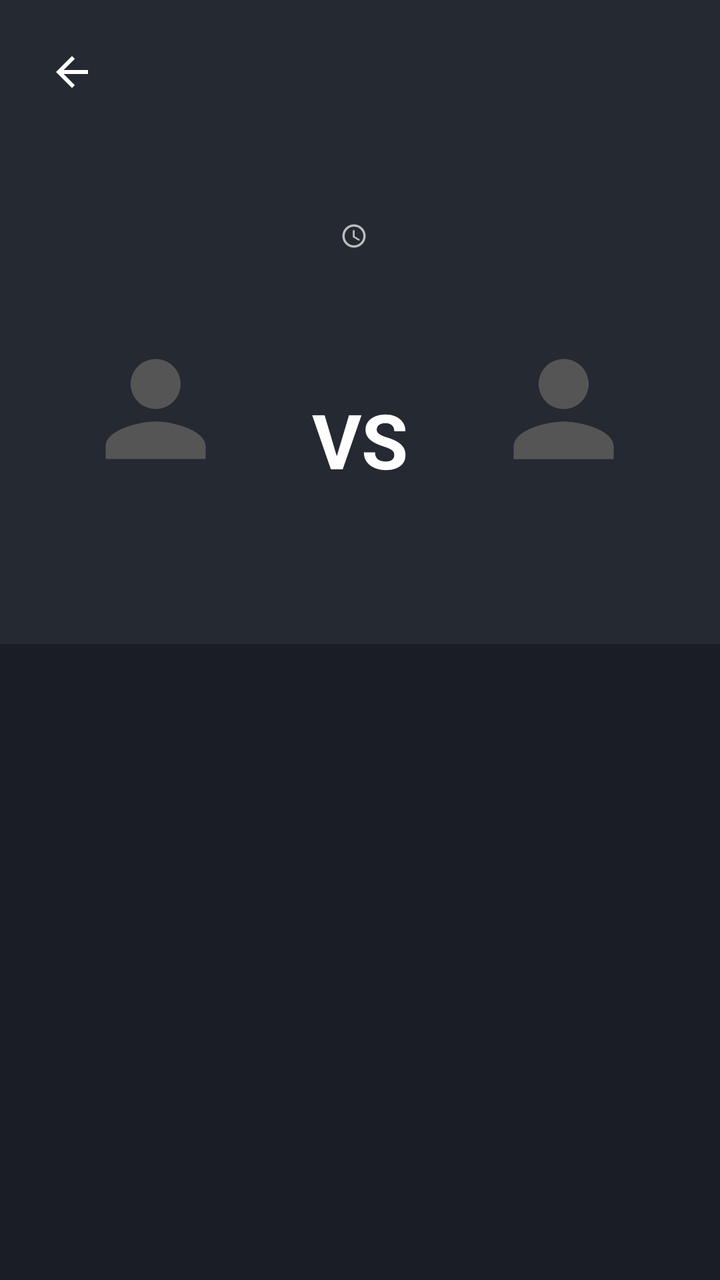
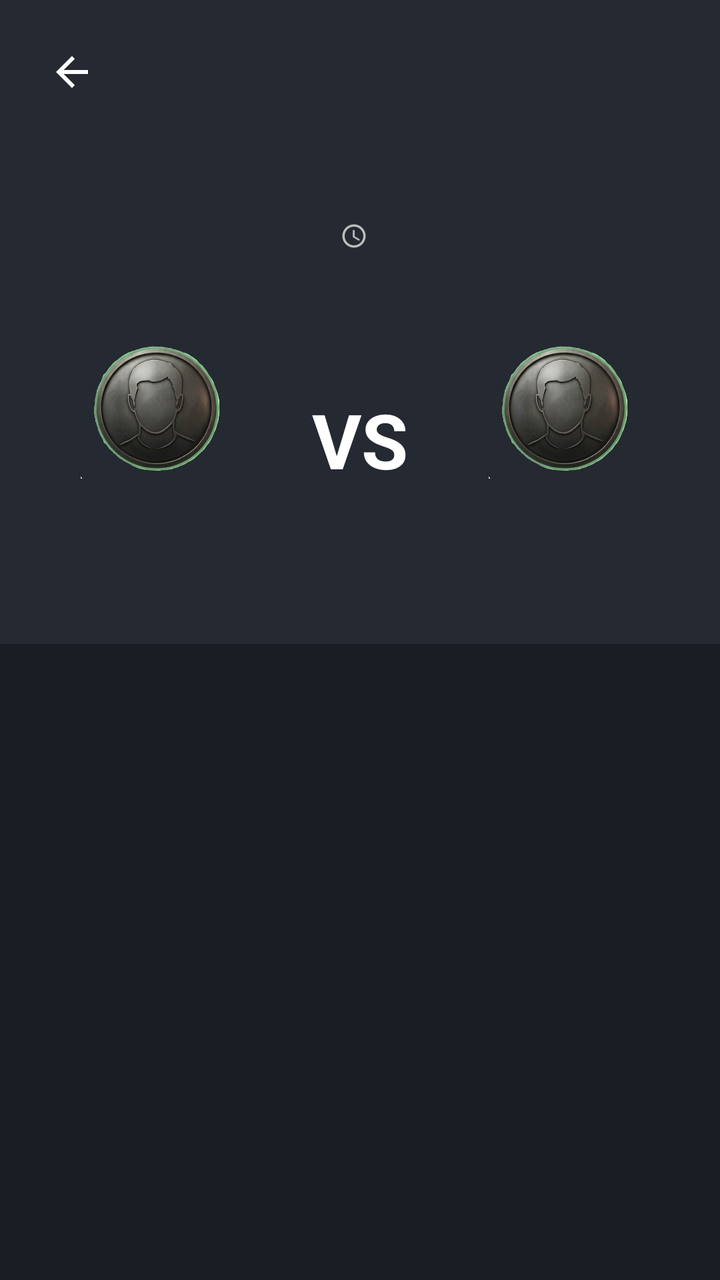

Before-and-after screenshots of an Android layout around one commit, followed by the original layout XML and the change that was made.
<!-- AndroidManifest.xml: activity theme Theme.AppCompat.NoActionBar -->
<!-- res/layout/activity_match_detail.xml -->
<?xml version="1.0" encoding="utf-8"?>
<LinearLayout xmlns:android="http://schemas.android.com/apk/res/android"
    xmlns:app="http://schemas.android.com/apk/res-auto"
    android:layout_width="match_parent"
    android:layout_height="match_parent"
    android:background="#1A1D23"
    android:orientation="vertical">

    <LinearLayout
        android:layout_width="match_parent"
        android:layout_height="wrap_content"
        android:background="#252932"
        android:orientation="vertical"
        android:padding="16dp">

        <RelativeLayout
            android:layout_width="match_parent"
            android:layout_height="wrap_content">
            
            <ImageButton
                android:id="@+id/btnBack"
                android:layout_width="40dp"
                android:layout_height="40dp"
                android:background="?attr/selectableItemBackgroundBorderless"
                android:src="@drawable/ic_arrow_back"
                android:contentDescription="Назад"
                app:tint="#FFFFFF" />

            <TextView
                android:id="@+id/tvDetailLeague"
                android:layout_width="wrap_content"
                android:layout_height="wrap_content"
                android:layout_centerInParent="true"
                android:textColor="#BCBCBC"
                android:textSize="14sp"
                android:textStyle="bold"
                android:textAllCaps="true" />
        </RelativeLayout>

        <TextView
            android:id="@+id/tvStageName"
            android:layout_width="match_parent"
            android:layout_height="wrap_content"
            android:gravity="center"
            android:layout_marginTop="4dp"
            android:textColor="#E30613"
            android:textSize="12sp"
            android:textStyle="bold" />

        <TextView
            android:id="@+id/tvDetailStadium"
            android:layout_width="match_parent"
            android:layout_height="wrap_content"
            android:gravity="center"
            android:layout_marginTop="12dp"
            android:textColor="#FFFFFF"
            android:textSize="13sp"
            android:textStyle="bold" />

        <LinearLayout
            android:id="@+id/layoutTimeContainer"
            android:layout_width="wrap_content"
            android:layout_height="wrap_content"
            android:layout_gravity="center"
            android:orientation="horizontal"
            android:gravity="center_vertical"
            android:layout_marginTop="4dp">

            <ImageView
                android:layout_width="14dp"
                android:layout_height="14dp"
                android:src="@drawable/ic_time"
                app:tint="#808080"
                android:layout_marginEnd="6dp"/>

            <TextView
                android:id="@+id/tvDetailDateTime"
                android:layout_width="wrap_content"
                android:layout_height="wrap_content"
                android:textColor="#808080"
                android:textSize="12sp" />
        </LinearLayout>

        <TextView
            android:id="@+id/tvDetailReferee"
            android:layout_width="match_parent"
            android:layout_height="wrap_content"
            android:gravity="center"
            android:layout_marginTop="6dp"
            android:textColor="#BDBDBD"
            android:textSize="11sp"
            android:textStyle="italic" />

        <LinearLayout
            android:layout_width="match_parent"
            android:layout_height="wrap_content"
            android:gravity="center"
            android:layout_marginTop="20dp"
            android:orientation="horizontal">

            <LinearLayout 
                android:layout_width="0dp" 
                android:layout_height="wrap_content" 
                android:layout_weight="1" 
                android:gravity="center" 
                android:orientation="vertical">
                
                <ImageView 
                    android:id="@+id/ivDetailLogo1" 
                    android:layout_width="75dp" 
                    android:layout_height="75dp" 
                    android:scaleType="fitCenter"
                    android:src="@drawable/ic_player_placeholder"/>
                    
                <TextView 
                    android:id="@+id/tvDetailTeam1" 
                    android:layout_width="wrap_content" 
                    android:layout_height="wrap_content" 
                    android:textColor="#FFFFFF" 
                    android:textStyle="bold" 
                    android:gravity="center" 
                    android:layout_marginTop="10dp"
                    android:textSize="15sp"
                    android:maxLines="2"
                    android:ellipsize="end"/>
            </LinearLayout>

            <TextView 
                android:id="@+id/tvDetailScore" 
                android:layout_width="wrap_content" 
                android:layout_height="wrap_content" 
                android:textColor="#FFFFFF" 
                android:textSize="38sp" 
                android:textStyle="bold" 
                android:layout_marginHorizontal="16dp"
                android:text="VS" />

            <LinearLayout 
                android:layout_width="0dp" 
                android:layout_height="wrap_content" 
                android:layout_weight="1" 
                android:gravity="center" 
                android:orientation="vertical">
                
                <ImageView 
                    android:id="@+id/ivDetailLogo2" 
                    android:layout_width="75dp" 
                    android:layout_height="75dp" 
                    android:scaleType="fitCenter"
                    android:src="@drawable/ic_player_placeholder"/>
                    
                <TextView 
                    android:id="@+id/tvDetailTeam2" 
                    android:layout_width="wrap_content" 
                    android:layout_height="wrap_content" 
                    android:textColor="#FFFFFF" 
                    android:textStyle="bold" 
                    android:gravity="center" 
                    android:layout_marginTop="10dp"
                    android:textSize="15sp"
                    android:maxLines="2"
                    android:ellipsize="end"/>
            </LinearLayout>
        </LinearLayout>

        <TextView
            android:id="@+id/tvScorers"
            android:layout_width="match_parent"
            android:layout_height="wrap_content"
            android:layout_marginTop="16dp"
            android:gravity="center"
            android:textColor="#CCCCCC"
            android:textSize="13sp" />
    </LinearLayout>

    <com.google.android.material.tabs.TabLayout
        android:id="@+id/detailTabs"
        android:layout_width="match_parent"
        android:layout_height="wrap_content"
        android:background="#1A1D23"
        app:tabIndicatorHeight="3dp"
        app:tabTextColor="#808080"
        app:tabSelectedTextColor="#FFFFFF"
        app:tabIndicatorColor="#E30613" />

    <androidx.viewpager2.widget.ViewPager2
        android:id="@+id/detailViewPager"
        android:layout_width="match_parent"
        android:layout_height="0dp"
        android:layout_weight="1" />

</LinearLayout>
<!-- resources referenced by this layout -->
<resources>
  <!-- drawable ic_arrow_back (drawable) -->
  <vector xmlns:android="http://schemas.android.com/apk/res/android"
      android:width="24dp"
      android:height="24dp"
      android:viewportWidth="24"
      android:viewportHeight="24"
      android:tint="#FFFFFF"> <path
          android:fillColor="@android:color/white"
          android:pathData="M20,11H7.83l5.59,-5.59L12,4l-8,8 8,8 1.41,-1.41L7.83,13H20v-2z"/>
  </vector>
  <!-- drawable ic_player_placeholder (drawable) -->
  <vector xmlns:android="http://schemas.android.com/apk/res/android"
      android:width="24dp"
      android:height="24dp"
      android:viewportWidth="24"
      android:viewportHeight="24">
      <path
          android:fillColor="#555555"
          android:pathData="M12,12c2.21,0 4,-1.79 4,-4s-1.79,-4 -4,-4 -4,1.79 -4,4 1.79,4 4,4zM12,14c-2.67,0 -8,1.34 -8,4v2h16v-2c0,-2.66 -5.33,-4 -8,-4z"/>
  </vector>
  <!-- drawable ic_time (drawable) -->
  <vector xmlns:android="http://schemas.android.com/apk/res/android"
      android:width="24dp"
      android:height="24dp"
      android:viewportWidth="24"
      android:viewportHeight="24"
      android:tint="#BCBCBC">
    <path
        android:fillColor="@android:color/white"
        android:pathData="M11.99,2C6.47,2 2,6.48 2,12s4.47,10 9.99,10C17.52,22 22,17.52 22,12S17.52,2 11.99,2zM12,20c-4.42,0 -8,-3.58 -8,-8s3.58,-8 8,-8s8,3.58 8,8s-3.58,8 -8,8zM12.5,7H11v6l5.25,3.15 0.75,-1.23 -4.5,-2.67z"/>
  </vector>
</resources>

<!-- the commit's change to res/layout/activity_match_detail.xml (unified diff, before → after) -->
@@ -98,70 +98,98 @@
             android:layout_marginTop="20dp"
             android:orientation="horizontal">
 
-            <LinearLayout 
-                android:layout_width="0dp" 
-                android:layout_height="wrap_content" 
-                android:layout_weight="1" 
-                android:gravity="center" 
+            <LinearLayout
+                android:layout_width="0dp"
+                android:layout_height="wrap_content"
+                android:layout_weight="1"
+                android:gravity="center"
                 android:orientation="vertical">
-                
-                <ImageView 
-                    android:id="@+id/ivDetailLogo1" 
-                    android:layout_width="75dp" 
-                    android:layout_height="75dp" 
+
+                <ImageView
+                    android:id="@+id/ivDetailLogo1"
+                    android:layout_width="75dp"
+                    android:layout_height="75dp"
                     android:scaleType="fitCenter"
                     android:src="@drawable/ic_player_placeholder"/>
-                    
-                <TextView 
-                    android:id="@+id/tvDetailTeam1" 
-                    android:layout_width="wrap_content" 
-                    android:layout_height="wrap_content" 
-                    android:textColor="#FFFFFF" 
-                    android:textStyle="bold" 
-                    android:gravity="center" 
+
+                <TextView
+                    android:id="@+id/tvDetailTeam1"
+                    android:layout_width="wrap_content"
+                    android:layout_height="wrap_content"
+                    android:textColor="#FFFFFF"
+                    android:textStyle="bold"
+                    android:gravity="center"
                     android:layout_marginTop="10dp"
                     android:textSize="15sp"
                     android:maxLines="2"
                     android:ellipsize="end"/>
             </LinearLayout>
 
-            <TextView 
-                android:id="@+id/tvDetailScore" 
-                android:layout_width="wrap_content" 
-                android:layout_height="wrap_content" 
-                android:textColor="#FFFFFF" 
-                android:textSize="38sp" 
-                android:textStyle="bold" 
+            <LinearLayout
+                android:layout_width="wrap_content"
+                android:layout_height="wrap_content"
                 android:layout_marginHorizontal="16dp"
-                android:text="VS" />
-
-            <LinearLayout 
-                android:layout_width="0dp" 
-                android:layout_height="wrap_content" 
-                android:layout_weight="1" 
-                android:gravity="center" 
+                android:gravity="center"
                 android:orientation="vertical">
-                
-                <ImageView 
-                    android:id="@+id/ivDetailLogo2" 
-                    android:layout_width="75dp" 
-                    android:layout_height="75dp" 
+
+                <TextView
+                    android:id="@+id/tvDetailScore"
+                    android:layout_width="wrap_content"
+                    android:layout_height="wrap_content"
+                    android:textColor="#FFFFFF"
+                    android:textSize="38sp"
+                    android:textStyle="bold"
+                    android:text="VS" />
+
+                <TextView
+                    android:id="@+id/tvAdditionalScore"
+                    android:layout_width="wrap_content"
+                    android:layout_height="wrap_content"
+                    android:layout_marginTop="-4dp"
+                    android:textColor="#E30613"
+                    android:textSize="14sp"
+                    android:textStyle="bold"
+                    android:visibility="gone" />
+            </LinearLayout>
+
+            <LinearLayout
+                android:layout_width="0dp"
+                android:layout_height="wrap_content"
+                android:layout_weight="1"
+                android:gravity="center"
+                android:orientation="vertical">
+
+                <ImageView
+                    android:id="@+id/ivDetailLogo2"
+                    android:layout_width="75dp"
+                    android:layout_height="75dp"
                     android:scaleType="fitCenter"
                     android:src="@drawable/ic_player_placeholder"/>
-                    
-                <TextView 
-                    android:id="@+id/tvDetailTeam2" 
-                    android:layout_width="wrap_content" 
-                    android:layout_height="wrap_content" 
-                    android:textColor="#FFFFFF" 
-                    android:textStyle="bold" 
-                    android:gravity="center" 
+
+                <TextView
+                    android:id="@+id/tvDetailTeam2"
+                    android:layout_width="wrap_content"
+                    android:layout_height="wrap_content"
+                    android:textColor="#FFFFFF"
+                    android:textStyle="bold"
+                    android:gravity="center"
                     android:layout_marginTop="10dp"
                     android:textSize="15sp"
                     android:maxLines="2"
                     android:ellipsize="end"/>
             </LinearLayout>
         </LinearLayout>
+
+        <TextView
+            android:id="@+id/tvDetailReason"
+            android:layout_width="match_parent"
+            android:layout_height="wrap_content"
+            android:layout_marginTop="12dp"
+            android:gravity="center"
+            android:textColor="#E30613"
+            android:textSize="13sp"
+            android:textStyle="italic"
+            android:visibility="gone" />
 
         <TextView
             android:id="@+id/tvScorers"
<!-- resource entries referenced after the edit -->
@@ -10,16 +10,7 @@
           android:fillColor="@android:color/white"
           android:pathData="M20,11H7.83l5.59,-5.59L12,4l-8,8 8,8 1.41,-1.41L7.83,13H20v-2z"/>
   </vector>
-  <!-- drawable ic_player_placeholder (drawable) -->
-  <vector xmlns:android="http://schemas.android.com/apk/res/android"
-      android:width="24dp"
-      android:height="24dp"
-      android:viewportWidth="24"
-      android:viewportHeight="24">
-      <path
-          android:fillColor="#555555"
-          android:pathData="M12,12c2.21,0 4,-1.79 4,-4s-1.79,-4 -4,-4 -4,1.79 -4,4 1.79,4 4,4zM12,14c-2.67,0 -8,1.34 -8,4v2h16v-2c0,-2.66 -5.33,-4 -8,-4z"/>
-  </vector>
+  <!-- drawable ic_player_placeholder: png bitmap (drawable, 260025 bytes) -->
   <!-- drawable ic_time (drawable) -->
   <vector xmlns:android="http://schemas.android.com/apk/res/android"
       android:width="24dp"
